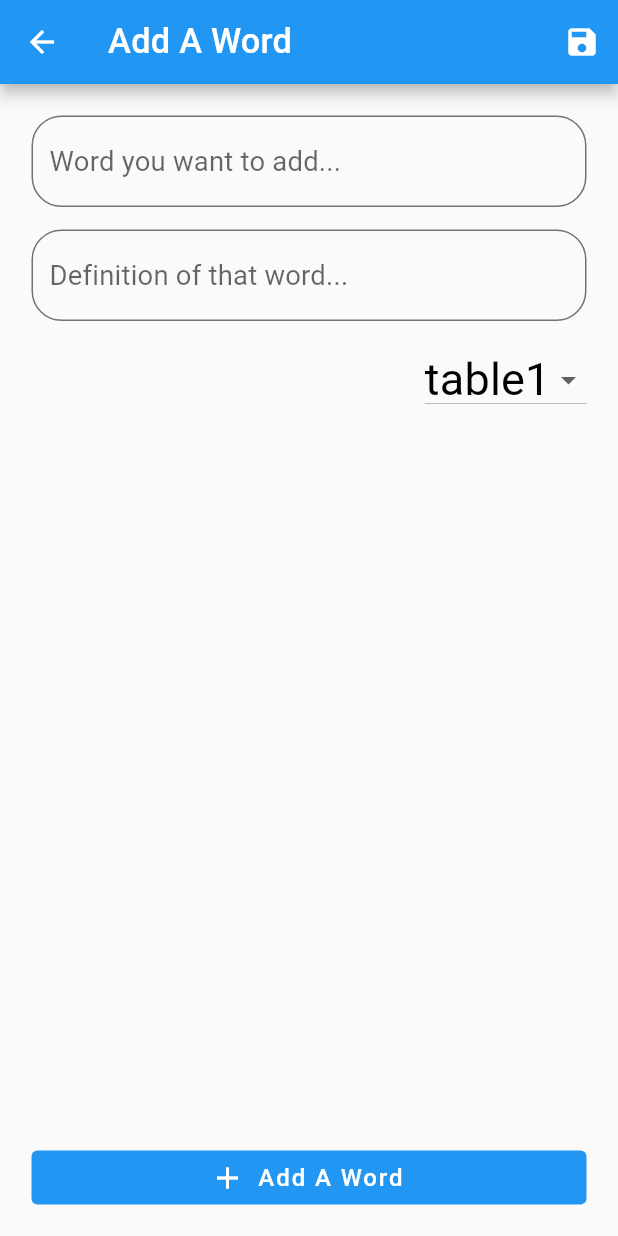
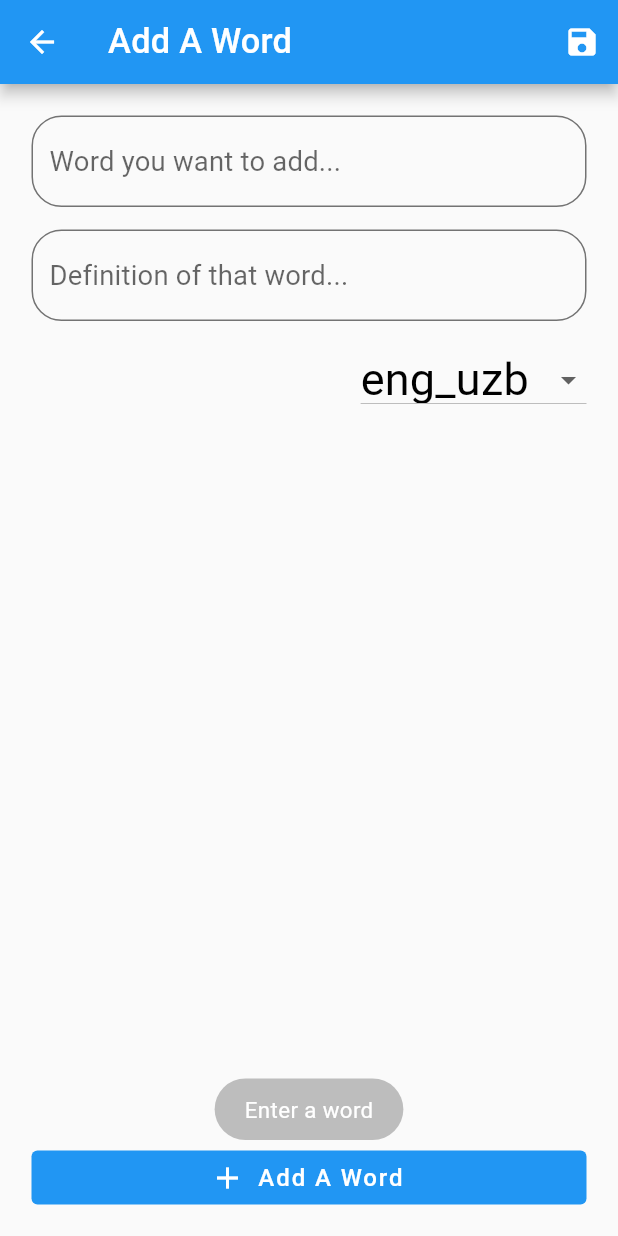
Before and after one commit to MrSobirov/najottalim2, a Flutter app: the AddWordScreen screen opened directly, after a tap on "Add A Word", on a phone screen of 412 x 824 dp. Run offline on Flutter 3.47's test engine with Material 2 defaults, Android fonts, the phone set to English and light mode, and no system bars; our stand-ins replace bloc, flutter_bloc, flutter_screenutil, fluttertoast, shared_preferences, sqflite; accounts and stored records are empty.

Commit message:
eng_uzb uzb eng done

```diff
--- a/lib/screens/add_word_screen.dart
+++ b/lib/screens/add_word_screen.dart
@@ -1,3 +1,4 @@
+import 'package:dictionary/services/db_service.dart';
 import 'package:dictionary/utils/my_widgets.dart';
 import 'package:flutter/material.dart';
 
@@ -9,12 +10,58 @@ class AddWordScreen extends StatefulWidget {
 }
 
 class _AddWordScreenState extends State<AddWordScreen> {
-  TextEditingController controller1 = TextEditingController();
-  TextEditingController controller2 = TextEditingController();
-  String dropdownValue = 'table1';
-  void saveWord(){
+  TextEditingController wordController = TextEditingController();
+  TextEditingController definitionController = TextEditingController();
+  String table = 'eng_uzb';
 
+  void saveWord() async {
+    if(wordController.text.isEmpty) {
+      MyWidgets().showToast("Enter a word", isError: false);
+      return;
     }
+
+    if(definitionController.text.isEmpty) {
+      MyWidgets().showToast("Enter a definition", isError: false);
+      return;
+    }
+
+    Map<String, String> body = {};
+    switch(table) {
+      case "eng_uzb":
+        body = {
+          "eng": wordController.text,
+          "pron": "()",
+          "uzb": definitionController.text
+        };
+        break;
+      case "uzb_eng":
+        body = {
+          "uzb": wordController.text,
+          "eng": definitionController.text,
+          "eng_1": "",
+          "eng_2": "",
+        };
+        break;
+      case "definition":
+        body = {
+          "Word": wordController.text,
+          "Type": "()",
+          "Description": definitionController.text
+        };
+        break;
+    }
+    bool? added = await DBService().addWordToDB(table, body);
+    if(added != null) {
+      if(added) {
+        Navigator.pop(context);
+      } else {
+        MyWidgets().showToast("Not added!");
+      }
+    } else {
+      MyWidgets().showToast("Error occurred!");
+    }
+  }
+
   @override
   Widget build(BuildContext context) {
     return Scaffold(
@@ -38,7 +85,7 @@ class _AddWordScreenState extends State<AddWordScreen> {
                 crossAxisAlignment: CrossAxisAlignment.end,
                 children: [
                   TextField(
-                  controller: controller1,
+                    controller: wordController,
                     decoration: InputDecoration(
                         hintText: 'Word you want to add...',
                         enabledBorder: OutlineInputBorder(
@@ -47,7 +94,7 @@ class _AddWordScreenState extends State<AddWordScreen> {
                   ),
                   MyWidgets().sizedBox(15),
                   TextField(
-                  controller: controller2,
+                    controller: definitionController,
                     decoration: InputDecoration(
                         hintText: 'Definition of that word...',
                         enabledBorder: OutlineInputBorder(
@@ -56,11 +103,11 @@ class _AddWordScreenState extends State<AddWordScreen> {
                   ),
                   MyWidgets().sizedBox(15),
                   DropdownButton<String>(
-                  value: dropdownValue,
+                    value: table,
                     items: <String>[
-                    'table1',
-                    'table2',
-                    'table3',
+                      'eng_uzb',
+                      'uzb_eng',
+                      'definition',
                     ].map<DropdownMenuItem<String>>((String value) {
                       return DropdownMenuItem<String>(
                         value: value,
@@ -70,16 +117,16 @@ class _AddWordScreenState extends State<AddWordScreen> {
                         ),
                       );
                     }).toList(),
-                  // Step 5.
                     onChanged: (String? newValue) {
                       setState(() {
-                      dropdownValue = newValue!;
+                        table = newValue!;
                       });
                     },
                   ),
                   MyWidgets().sizedBox(15),
                 ],
-            ),),
+              ),
+            ),
             ElevatedButton.icon(
               onPressed: saveWord,
               icon: const Icon(Icons.add),
```
Also changed, not shown: lib/screens/drawer.dart (+15 -9 lines), lib/screens/home/home_screen.dart (+34 -14 lines), lib/services/db_service.dart (+10 -4 lines). Lines whose indentation alone changed are shown as unchanged.
